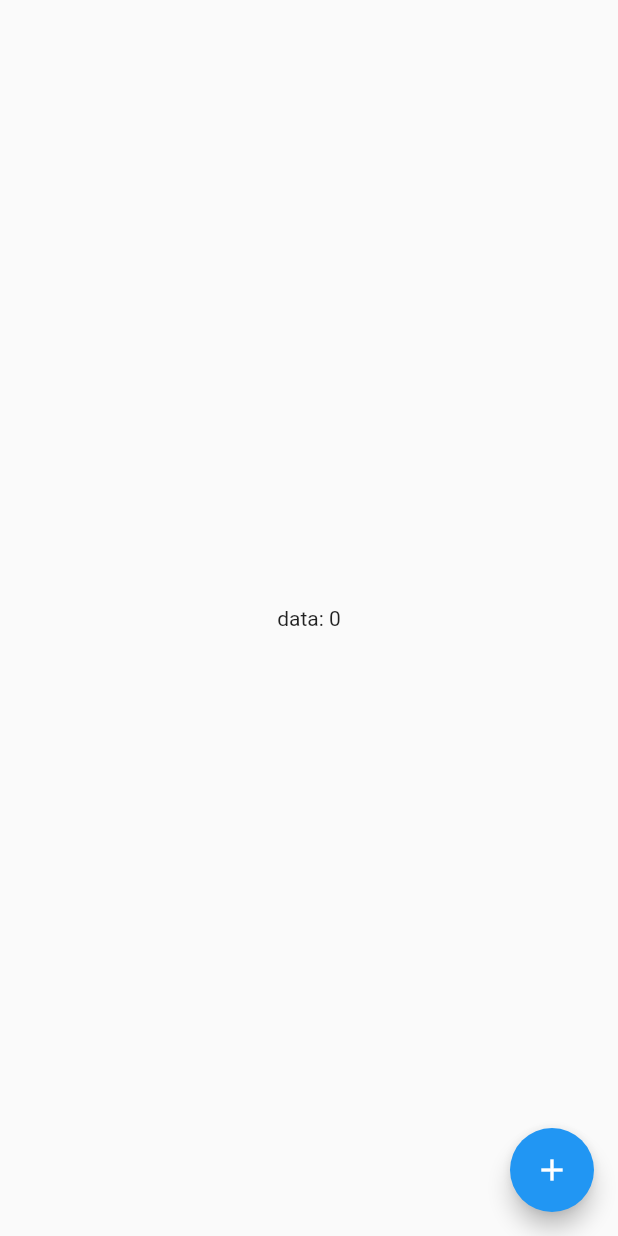
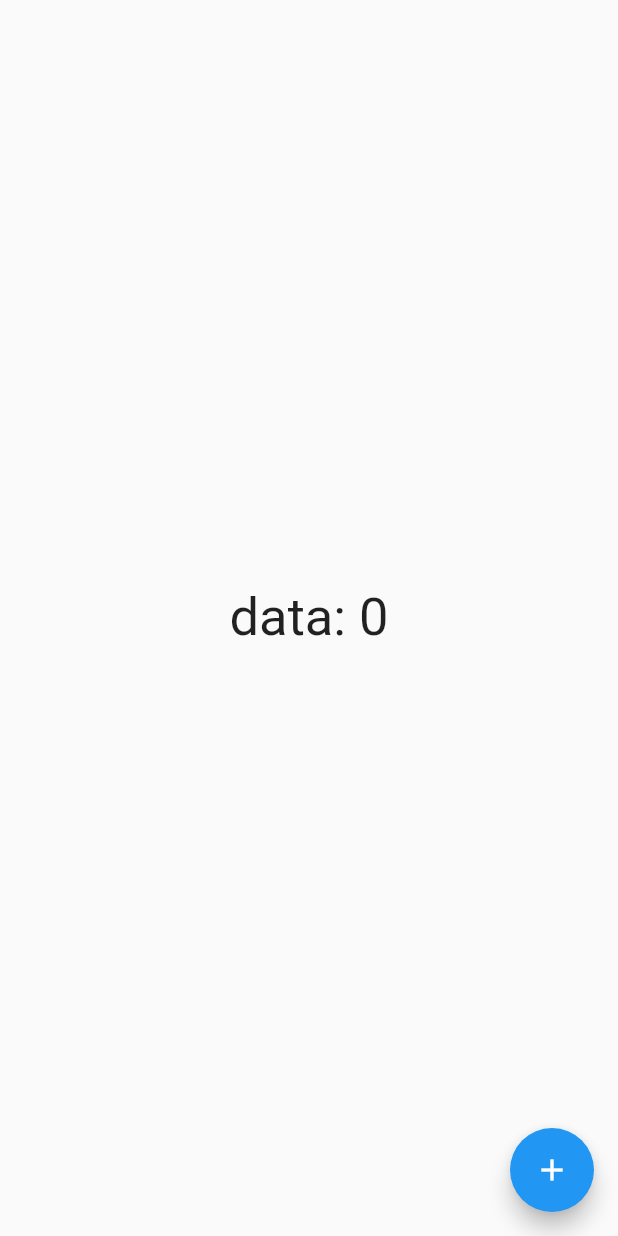
Before and after one commit to MinJaehyun/first_project, a Flutter app: the MyPage screen opened directly, on a phone screen of 412 x 824 dp. Run offline on Flutter 3.47's test engine with Material 2 defaults, Android fonts, the phone set to English and light mode, and no system bars; our stand-ins replace flutter_dotenv, flutter_svg, fluttertoast, geolocator, introduction_screen, like_button and 1 more.

Commit message:
하나의 파일에서 global key 설정하는 방법

```diff
--- a/lib/main23_test_global/main23_2.dart
+++ b/lib/main23_global_key_one/main23_2.dart
@@ -17,7 +17,8 @@ class MyApp extends StatelessWidget {
 
 class MyPage extends StatelessWidget {
   MyPage({Key? key}) : super(key: key);
-  final myKey = GlobalKey<_CountState>();
+  final myKey = GlobalKey<_CountState>(); // 방법 1.
+  // GlobalKey<_CountState> myKey = GlobalKey(); // 방법 2.
 
   @override
   Widget build(BuildContext context) {
@@ -59,6 +60,9 @@ class _CountState extends State<Count> {
 
   @override
   Widget build(BuildContext context) {
-    return Text('data: $count');
+    return Text(
+      'data: $count',
+      style: const TextStyle(fontSize: 35),
+    );
   }
 }
```
